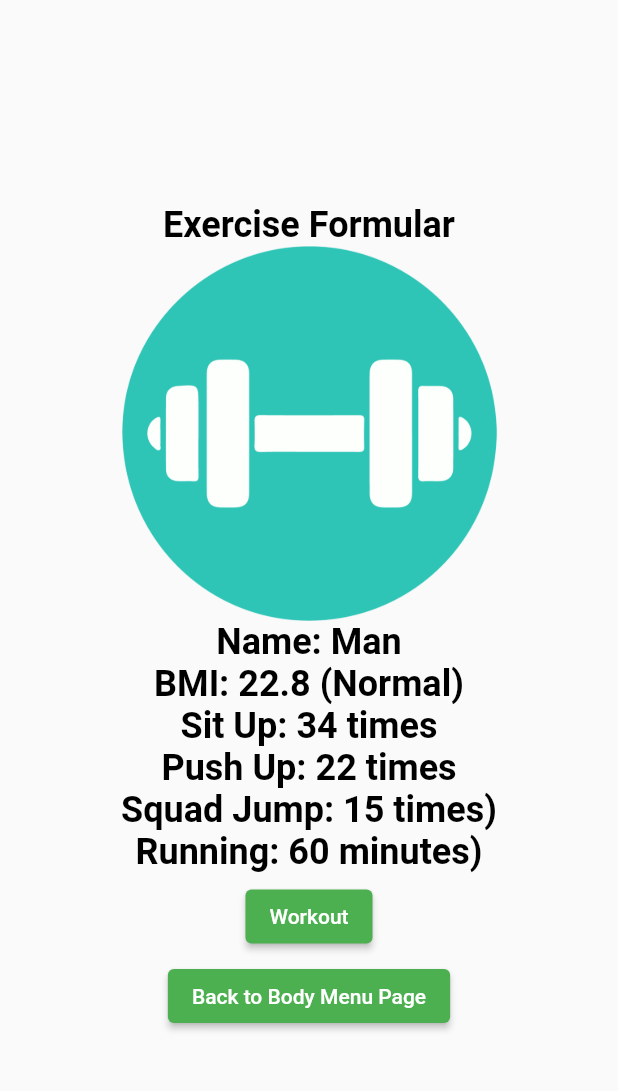
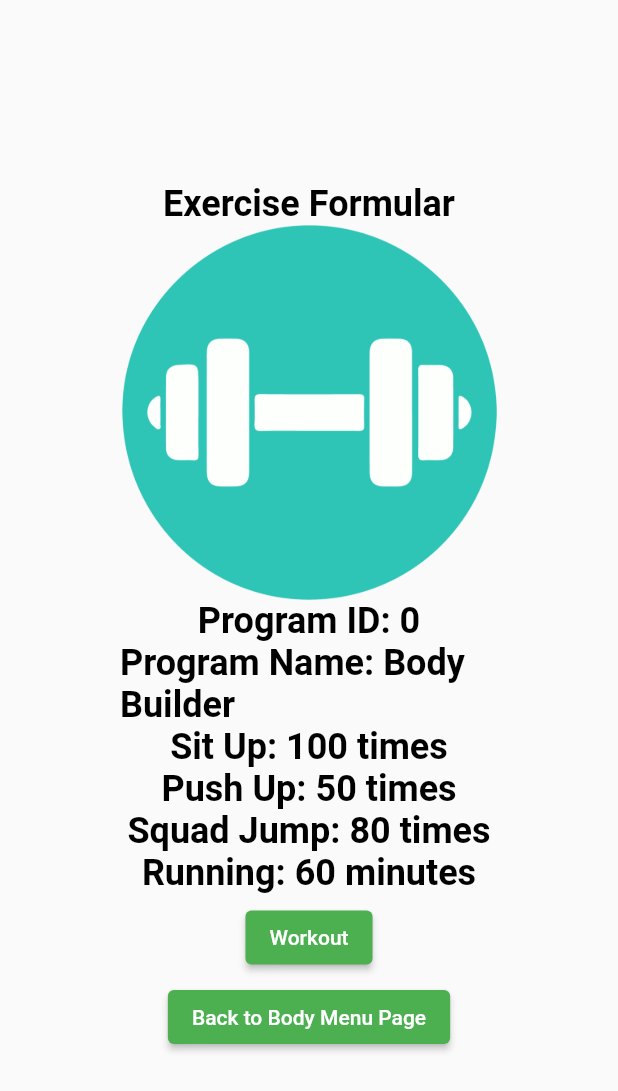
Before and after one commit to u6288190/RunNPlay_Application, a Flutter app: the WorkoutPage screen opened by its route, on a phone screen of 412 x 824 dp. Shown: the top 1091 px of the screen. Run offline on Flutter 3.47's test engine with Material 2 defaults, Android fonts, the phone set to English and light mode, and no system bars; missing offline and left inert: shake; Roboto replaces fonts that are missing (Corben).

Commit message:
Really Last Update
Make Workout info has various information.

```diff
--- a/lib/main.dart
+++ b/lib/main.dart
@@ -55,7 +55,9 @@ class MyApp extends StatelessWidget {
           '/Register': (context) => const RegisterPage(),
           '/BodyMenu': (context) => const BodyMenuPage(),
           '/MyList': (context) => const MyListPage(),
-          '/Workout': (context) => const WorkoutPage(),
+          '/Workout': (context) => const WorkoutPage(
+                bodytype: 0,
+              ),
           '/Counter': (context) => const CounterPage(),
         },
       ),
--- a/lib/screens/BodyMenuPage.dart
+++ b/lib/screens/BodyMenuPage.dart
@@ -7,6 +7,7 @@ import 'package:flutter/material.dart';
 import 'package:provider/provider.dart';
 import 'package:runnplayapp/models/cart.dart';
 import 'package:runnplayapp/models/catalog.dart';
+import 'package:runnplayapp/screens/WorkoutPage.dart';
 
 class BodyMenuPage extends StatelessWidget {
   const BodyMenuPage({Key? key}) : super(key: key);
@@ -130,7 +131,12 @@ class _MyListItem extends StatelessWidget {
                 primary: const Color.fromARGB(255, 59, 155, 69),
                 textStyle: const TextStyle(fontSize: 18),
               ),
-              onPressed: () => Navigator.pushNamed(context, '/Workout'),
+              onPressed: () {
+                Navigator.of(context).push(MaterialPageRoute(
+                    builder: (context) => WorkoutPage(
+                          bodytype: index,
+                        )));
+              },
               child: const Text('Work Out'),
             ),
             _AddButton(item: item),
--- a/lib/screens/WorkoutPage.dart
+++ b/lib/screens/WorkoutPage.dart
@@ -5,10 +5,75 @@
 import 'package:flutter/material.dart';
 
 class WorkoutPage extends StatelessWidget {
-  const WorkoutPage({Key? key}) : super(key: key);
+  final int bodytype;
+  const WorkoutPage({Key? key, item, required this.bodytype}) : super(key: key);
 
   @override
   Widget build(BuildContext context) {
+    String _program = '';
+    var _situp = 0, _pushup = 0, _squadjump = 0, _running = 0;
+    if (bodytype == 0) {
+      _program = 'Body Builder';
+      _situp = 100;
+      _pushup = 50;
+      _squadjump = 80;
+      _running = 60;
+    } else if (bodytype == 1) {
+      _program = 'Average';
+      _situp = 80;
+      _pushup = 30;
+      _squadjump = 60;
+      _running = 30;
+    } else if (bodytype == 2) {
+      _program = 'Diet';
+      _situp = 50;
+      _pushup = 20;
+      _squadjump = 30;
+      _running = 120;
+    } else if (bodytype == 3) {
+      _program = 'Healthy';
+      _situp = 50;
+      _pushup = 30;
+      _squadjump = 20;
+      _running = 80;
+    } else if (bodytype == 4) {
+      _program = 'Cardio';
+      _situp = 50;
+      _pushup = 15;
+      _squadjump = 15;
+      _running = 120;
+    } else if (bodytype == 5) {
+      _program = 'Fat burn';
+      _situp = 40;
+      _pushup = 20;
+      _squadjump = 30;
+      _running = 150;
+    } else if (bodytype == 6) {
+      _program = 'Therapy';
+      _situp = 15;
+      _pushup = 10;
+      _squadjump = 15;
+      _running = 30;
+    } else if (bodytype == 7) {
+      _program = 'Daily Workout';
+      _situp = 60;
+      _pushup = 30;
+      _squadjump = 30;
+      _running = 60;
+    } else if (bodytype == 8) {
+      _program = 'Food Routines';
+      _situp = 20;
+      _pushup = 10;
+      _squadjump = 10;
+      _running = 30;
+    } else {
+      _program = 'unknown';
+      _situp = 0;
+      _pushup = 0;
+      _squadjump = 0;
+      _running = 0;
+    }
+
     return Scaffold(
       body: Center(
         child: Container(
@@ -27,27 +92,27 @@ class WorkoutPage extends StatelessWidget {
                 fit: BoxFit.cover,
               ),
               Text(
-                'Name: Man',
+                'Program ID: $bodytype',
                 style: Theme.of(context).textTheme.headline1,
               ),
               Text(
-                'BMI: 22.8 (Normal)',
+                'Program Name: $_program',
                 style: Theme.of(context).textTheme.headline1,
               ),
               Text(
-                'Sit Up: 34 times',
+                'Sit Up: $_situp times',
                 style: Theme.of(context).textTheme.headline1,
               ),
               Text(
-                'Push Up: 22 times',
+                'Push Up: $_pushup times',
                 style: Theme.of(context).textTheme.headline1,
               ),
               Text(
-                'Squad Jump: 15 times)',
+                'Squad Jump: $_squadjump times',
                 style: Theme.of(context).textTheme.headline1,
               ),
               Text(
-                'Running: 60 minutes)',
+                'Running: $_running minutes',
                 style: Theme.of(context).textTheme.headline1,
               ),
               const SizedBox(
```
